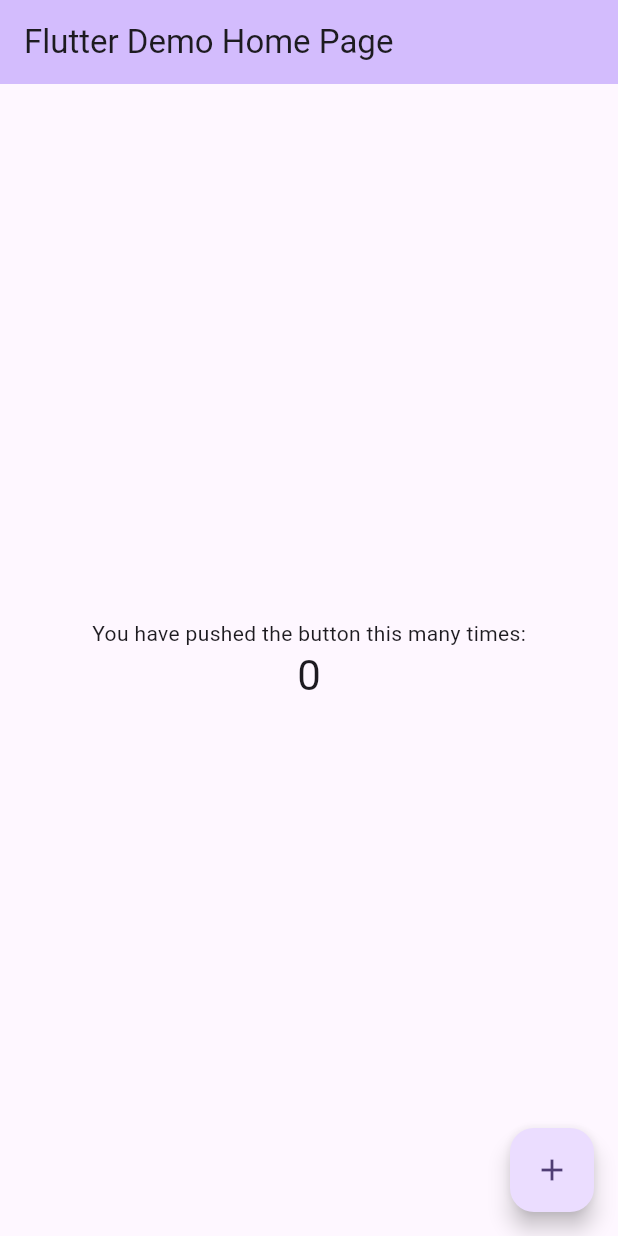
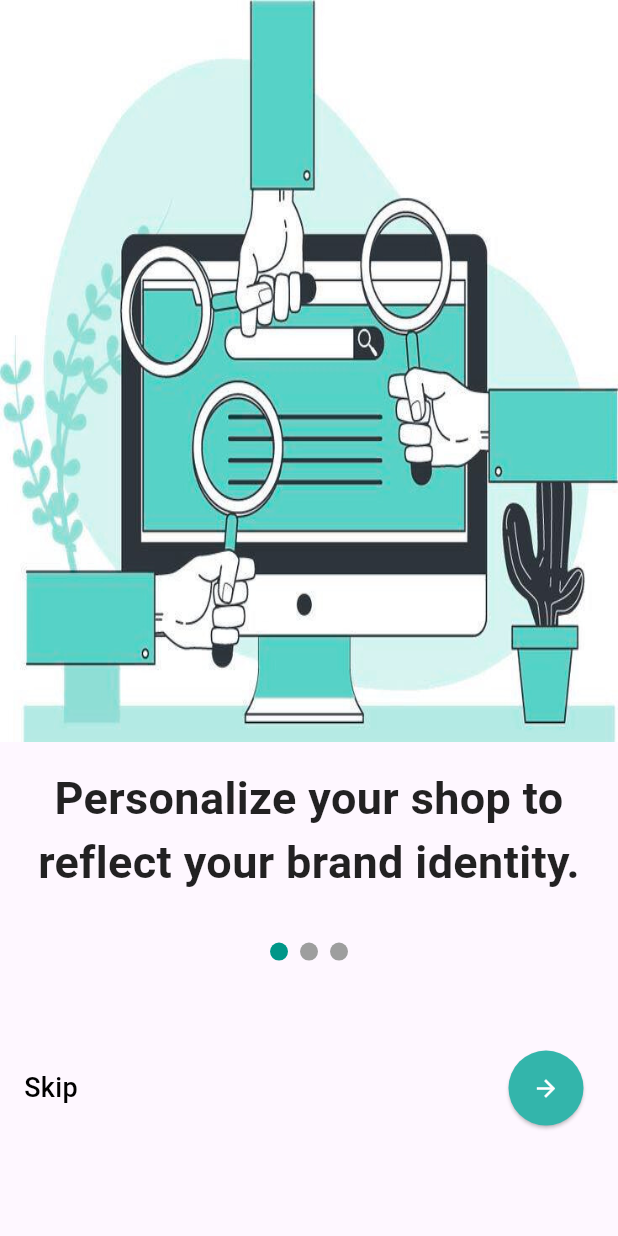
Before and after one commit to DeemaHamoudeh/GP1, a Flutter app: the screen it shows after launch, on a phone screen of 412 x 824 dp. Run offline on Flutter 3.47's test engine with Material 3 defaults, Android fonts, the phone set to English and light mode, and no system bars.

Commit message:
welcoming pages

```diff
--- /dev/null
+++ b/lib/constants/colors.dart
@@ -0,0 +1,8 @@
+import 'package:flutter/material.dart';
+
+class AppColors {
+  static const Color basicBackgroundColor =
+      Color(0xFF33B5AB); // Teal background color
+  static const Color activeIndicatorColor =
+      Colors.teal; // Active indicator color
+}
--- a/lib/main.dart
+++ b/lib/main.dart
@@ -1,125 +1,23 @@
 import 'package:flutter/material.dart';
+import 'package:frontend/views/pages/initialization_page.dart';
 
 void main() {
   runApp(const MyApp());
 }
 
-class MyApp extends StatelessWidget {
+class MyApp extends StatefulWidget {
   const MyApp({super.key});
 
-  // This widget is the root of your application.
   @override
-  Widget build(BuildContext context) {
+  State<MyApp> createState() => _MyAppState();
+}
+
+class _MyAppState extends State<MyApp> {
+  @override
+  Widget build(BuildContext) {
     return MaterialApp(
-      title: 'Flutter Demo',
-      theme: ThemeData(
-        // This is the theme of your application.
-        //
-        // TRY THIS: Try running your application with "flutter run". You'll see
-        // the application has a purple toolbar. Then, without quitting the app,
-        // try changing the seedColor in the colorScheme below to Colors.green
-        // and then invoke "hot reload" (save your changes or press the "hot
-        // reload" button in a Flutter-supported IDE, or press "r" if you used
-        // the command line to start the app).
-        //
-        // Notice that the counter didn't reset back to zero; the application
-        // state is not lost during the reload. To reset the state, use hot
-        // restart instead.
-        //
-        // This works for code too, not just values: Most code changes can be
-        // tested with just a hot reload.
-        colorScheme: ColorScheme.fromSeed(seedColor: Colors.deepPurple),
-        useMaterial3: true,
-      ),
-      home: const MyHomePage(title: 'Flutter Demo Home Page'),
+      debugShowCheckedModeBanner: false,
+      home: InitializationPage(),
     );
   }
 }
-
-class MyHomePage extends StatefulWidget {
-  const MyHomePage({super.key, required this.title});
-
-  // This widget is the home page of your application. It is stateful, meaning
-  // that it has a State object (defined below) that contains fields that affect
-  // how it looks.
-
-  // This class is the configuration for the state. It holds the values (in this
-  // case the title) provided by the parent (in this case the App widget) and
-  // used by the build method of the State. Fields in a Widget subclass are
-  // always marked "final".
-
-  final String title;
-
-  @override
-  State<MyHomePage> createState() => _MyHomePageState();
-}
-
-class _MyHomePageState extends State<MyHomePage> {
-  int _counter = 0;
-
-  void _incrementCounter() {
-    setState(() {
-      // This call to setState tells the Flutter framework that something has
-      // changed in this State, which causes it to rerun the build method below
-      // so that the display can reflect the updated values. If we changed
-      // _counter without calling setState(), then the build method would not be
-      // called again, and so nothing would appear to happen.
-      _counter++;
-    });
-  }
-
-  @override
-  Widget build(BuildContext context) {
-    // This method is rerun every time setState is called, for instance as done
-    // by the _incrementCounter method above.
-    //
-    // The Flutter framework has been optimized to make rerunning build methods
-    // fast, so that you can just rebuild anything that needs updating rather
-    // than having to individually change instances of widgets.
-    return Scaffold(
-      appBar: AppBar(
-        // TRY THIS: Try changing the color here to a specific color (to
-        // Colors.amber, perhaps?) and trigger a hot reload to see the AppBar
-        // change color while the other colors stay the same.
-        backgroundColor: Theme.of(context).colorScheme.inversePrimary,
-        // Here we take the value from the MyHomePage object that was created by
-        // the App.build method, and use it to set our appbar title.
-        title: Text(widget.title),
-      ),
-      body: Center(
-        // Center is a layout widget. It takes a single child and positions it
-        // in the middle of the parent.
-        child: Column(
-          // Column is also a layout widget. It takes a list of children and
-          // arranges them vertically. By default, it sizes itself to fit its
-          // children horizontally, and tries to be as tall as its parent.
-          //
-          // Column has various properties to control how it sizes itself and
-          // how it positions its children. Here we use mainAxisAlignment to
-          // center the children vertically; the main axis here is the vertical
-          // axis because Columns are vertical (the cross axis would be
-          // horizontal).
-          //
-          // TRY THIS: Invoke "debug painting" (choose the "Toggle Debug Paint"
-          // action in the IDE, or press "p" in the console), to see the
-          // wireframe for each widget.
-          mainAxisAlignment: MainAxisAlignment.center,
-          children: <Widget>[
-            const Text(
-              'You have pushed the button this many times:',
-            ),
-            Text(
-              '$_counter',
-              style: Theme.of(context).textTheme.headlineMedium,
-            ),
-          ],
-        ),
-      ),
-      floatingActionButton: FloatingActionButton(
-        onPressed: _incrementCounter,
-        tooltip: 'Increment',
-        child: const Icon(Icons.add),
-      ), // This trailing comma makes auto-formatting nicer for build methods.
-    );
-  }
-}
--- /dev/null
+++ b/lib/views/pages/firstWelcoming_page.dart
@@ -0,0 +1,129 @@
+import 'package:flutter/material.dart';
+import 'package:frontend/constants/colors.dart';
+import 'secondWelcoming_page.dart';
+
+class FirstWelcomingPage extends StatelessWidget {
+  @override
+  Widget build(BuildContext context) {
+    return Scaffold(
+      body: ListView(
+        children: [
+          // Container for the image
+          Container(
+            height: MediaQuery.of(context).size.height *
+                0.6, // 60% of the screen height
+            decoration: const BoxDecoration(
+              image: DecorationImage(
+                image: AssetImage('assets/images/buildApp.png'),
+                fit: BoxFit.fill, // Ensures the image covers the container
+              ),
+            ),
+          ),
+
+          // Text below the image
+          const Padding(
+            padding: EdgeInsets.all(16.0),
+            child: Text(
+              'Personalize your shop to reflect your brand identity.',
+              style: TextStyle(
+                fontSize: 30,
+                fontWeight: FontWeight.bold,
+                color: Colors.black87,
+              ),
+              textAlign: TextAlign.center,
+            ),
+          ),
+
+          // Circle indicators for pages
+          Padding(
+            padding: const EdgeInsets.only(top: 16.0, bottom: 40.0),
+            child: Row(
+              mainAxisAlignment: MainAxisAlignment.center,
+              children: [
+                // First circle (filled)
+                Container(
+                  width: 12,
+                  height: 12,
+                  margin: const EdgeInsets.symmetric(horizontal: 4),
+                  decoration: const BoxDecoration(
+                    shape: BoxShape.circle,
+                    color: Colors.teal, // Filled color for the active page
+                  ),
+                ),
+
+                // Second circle (unfilled)
+                Container(
+                  width: 12,
+                  height: 12,
+                  margin: const EdgeInsets.symmetric(horizontal: 4),
+                  decoration: const BoxDecoration(
+                    shape: BoxShape.circle,
+                    color: Colors.grey, // Grey for inactive pages
+                  ),
+                ),
+
+                // Third circle (unfilled)
+                Container(
+                  width: 12,
+                  height: 12,
+                  margin: const EdgeInsets.symmetric(horizontal: 4),
+                  decoration: const BoxDecoration(
+                    shape: BoxShape.circle,
+                    color: Colors.grey, // Grey for inactive pages
+                  ),
+                ),
+              ],
+            ),
+          ),
+
+          // Buttons for navigation
+          Padding(
+            padding:
+                const EdgeInsets.symmetric(horizontal: 16.0, vertical: 20.0),
+            child: Row(
+              mainAxisAlignment: MainAxisAlignment.spaceBetween,
+              children: [
+                // Skip Button (as plain text)
+                GestureDetector(
+                  onTap: () {
+                    // Navigate to the last welcoming page or home
+                  },
+                  child: const Text(
+                    'Skip',
+                    style: TextStyle(
+                      fontSize: 18,
+                      fontWeight: FontWeight.w500,
+                      color: Colors.black, // Text color
+                    ),
+                  ),
+                ),
+
+                // Next Button (circular with arrow icon)
+                ElevatedButton(
+                  onPressed: () {
+                    Navigator.pushReplacement(
+                      context,
+                      MaterialPageRoute(
+                          builder: (context) => SecondWelcomingPage()),
+                    );
+                  },
+                  style: ElevatedButton.styleFrom(
+                    shape: const CircleBorder(), // Circular button
+                    backgroundColor:
+                        AppColors.basicBackgroundColor, // Background color
+                    padding: const EdgeInsets.all(
+                        16), // Add padding to make it circular
+                  ),
+                  child: const Icon(
+                    Icons.arrow_forward, // Right arrow icon
+                    color: Colors.white, // Icon color
+                  ),
+                ),
+              ],
+            ),
+          ),
+        ],
+      ),
+    );
+  }
+}
```
Also changed, not shown: lib/views/pages/initialization_page.dart (added, +36 -0 lines), lib/views/pages/secondWelcoming_page.dart (added, +129 -0 lines), lib/views/pages/thirdWelcoming_page.dart (added, +123 -0 lines), pubspec.yaml (+7 -5 lines), assets/images/StoreMaster.png (added), assets/images/buildApp.png (added), assets/images/delievery.png (added), assets/images/manage.png (added).
